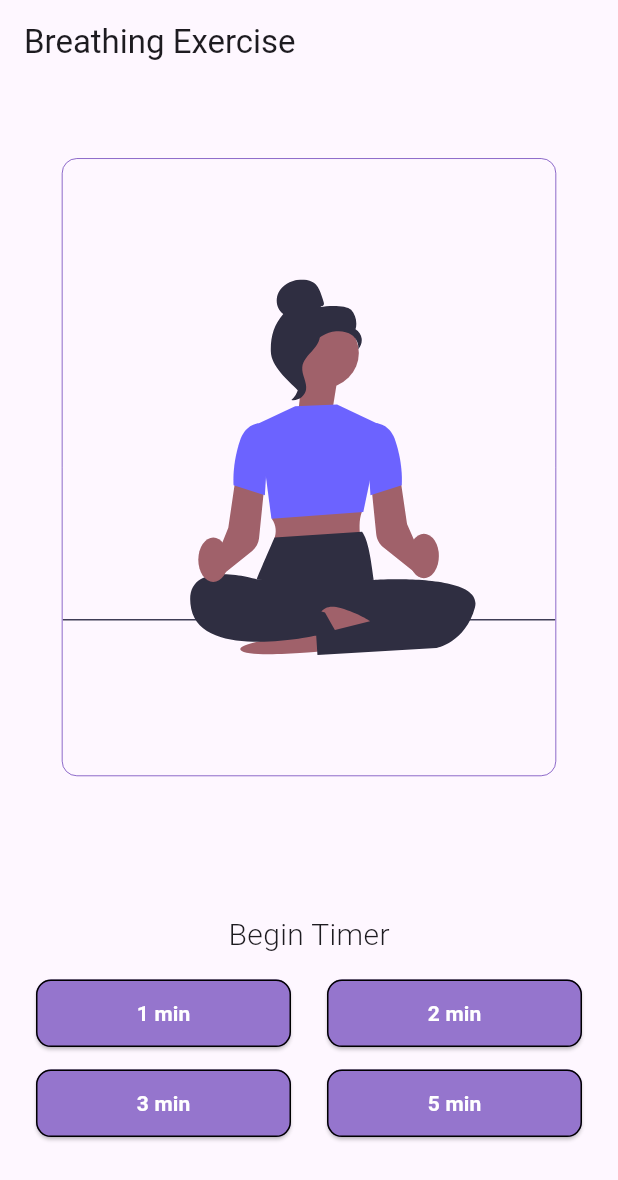
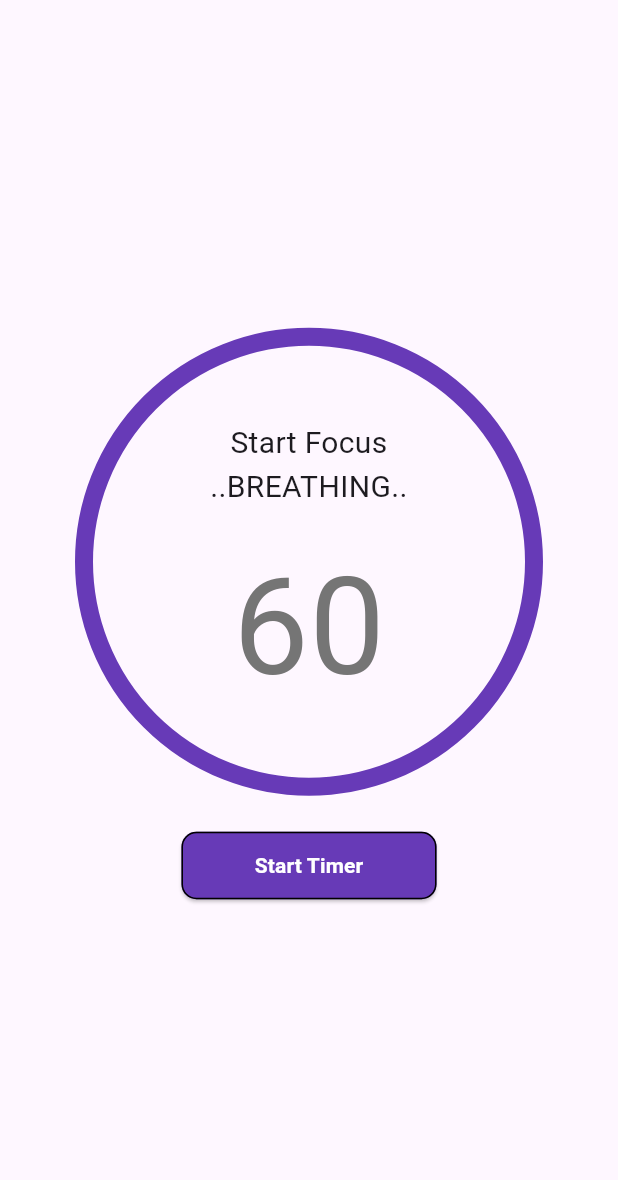
Before and after one commit to deepak20001/assignment_breathing_exercise, a Flutter app: the screen it shows after launch, after a tap on "1 min", on a phone screen of 412 x 824 dp. Shown: the top 1180 px of the screen. Run offline on Flutter 3.47's test engine with Material 2 defaults, Android fonts, the phone set to English and light mode, and no system bars; our stand-ins replace flutter_svg.

Commit message:
added timer functionality

```diff
--- a/lib/constants/assets_path.dart
+++ b/lib/constants/assets_path.dart
@@ -1,7 +1,15 @@
+class AssetsPng {
+  static AssetsPng instance = AssetsPng();
+
+  static const String _pngPath = "assets/assets_png";
+
+  final String inhale = "$_pngPath/inhale.png";
+  final String exhale = "$_pngPath/exhale.png";
+}
+
 class AssetsSvg {
   static AssetsSvg instance = AssetsSvg();
 
   static const String _svgPath = "assets/assets_svg";
-
   final String meditate = "$_svgPath/meditate.svg";
 }
--- /dev/null
+++ b/lib/constants/routes.dart
@@ -0,0 +1,19 @@
+import 'package:flutter/material.dart';
+
+class Routes {
+  static Routes instance = Routes();
+
+  Future<dynamic> push(
+      {required Widget widget, required BuildContext context}) {
+    return Navigator.of(context).push(
+      MaterialPageRoute(builder: (ctx) => widget),
+    );
+  }
+
+  Future<dynamic> pushReplacement(
+      {required Widget widget, required BuildContext context}) {
+    return Navigator.of(context).pushReplacement(
+      MaterialPageRoute(builder: (ctx) => widget),
+    );
+  }
+}
--- /dev/null
+++ b/lib/screens/breath_exercise_screen.dart
@@ -0,0 +1,192 @@
+// ignore_for_file: public_member_api_docs, sort_constructors_first
+import 'dart:async';
+import 'package:flutter/material.dart';
+import 'package:meditation_app/constants/assets_path.dart';
+import 'package:meditation_app/screens/widgets/button_widget.dart';
+import '../constants/app_constants.dart';
+
+class BreathExerciseScreen extends StatefulWidget {
+  final int time;
+  const BreathExerciseScreen({
+    Key? key,
+    required this.time,
+  }) : super(key: key);
+
+  @override
+  State<BreathExerciseScreen> createState() => _BreathExerciseScreenState();
+}
+
+class _BreathExerciseScreenState extends State<BreathExerciseScreen> {
+  Timer? timer;
+  late int seconds;
+  bool isRunning = false;
+  bool inhale = true;
+  bool isPaused = false;
+
+  void startTimer() {
+    timer = Timer.periodic(const Duration(seconds: 1), (_) {
+      if (seconds > 0) {
+        setState(() {
+          seconds--;
+          if (seconds != widget.time && seconds % 5 == 0) {
+            inhale = !inhale;
+          }
+        });
+      } else if (seconds == 0) {
+        setState(() {
+          stopTimer();
+          seconds = widget.time;
+          isRunning = false;
+          inhale = true;
+        });
+      }
+    });
+  }
+
+  void stopTimer() {
+    setState(() => timer?.cancel());
+  }
+
+  void resetTimer() {
+    setState(() {
+      stopTimer();
+      seconds = widget.time;
+    });
+  }
+
+  @override
+  void initState() {
+    super.initState();
+    seconds = widget.time;
+  }
+
+  @override
+  Widget build(BuildContext context) {
+    mq = MediaQuery.of(context).size;
+
+    return Scaffold(
+      body: Column(
+        mainAxisAlignment: MainAxisAlignment.center,
+        children: [
+          SizedBox(
+            height: 300,
+            width: 300,
+            child: Stack(
+              fit: StackFit.expand,
+              children: [
+                CircularProgressIndicator(
+                  value: 1 - seconds / widget.time,
+                  valueColor:
+                      AlwaysStoppedAnimation(Colors.deepPurple.shade100),
+                  backgroundColor: Colors.deepPurple,
+                  strokeWidth: 12,
+                ),
+                Align(
+                  alignment: Alignment.center,
+                  child: Column(
+                    mainAxisAlignment: MainAxisAlignment.center,
+                    children: [
+                      const SizedBox(height: 15),
+                      seconds == widget.time
+                          ? const Text(
+                              "Start Focus \n..BREATHING..",
+                              textAlign: TextAlign.center,
+                              style: TextStyle(
+                                fontSize: 20,
+                              ),
+                            )
+                          : inhale
+                              ? Column(
+                                  children: [
+                                    Image.asset(
+                                      AssetsPng.instance.inhale,
+                                      height: 100,
+                                    ),
+                                    const SizedBox(height: 8),
+                                    const Text("INHALE..."),
+                                  ],
+                                )
+                              : Column(
+                                  children: [
+                                    Image.asset(
+                                      AssetsPng.instance.exhale,
+                                      height: 100,
+                                    ),
+                                    const SizedBox(height: 8),
+                                    const Text("EXHALE..."),
+                                  ],
+                                ),
+                      const SizedBox(height: 15),
+                      Text(
+                        seconds.toString(),
+                        style: TextStyle(
+                          fontSize: 90,
+                          color: Colors.grey.shade600,
+                        ),
+                      ),
+                    ],
+                  ),
+                ),
+              ],
+            ),
+          ),
+          const SizedBox(height: 30),
+          timerButtons(),
+        ],
+      ),
+    );
+  }
+
+  Center timerButtons() {
+    return Center(
+        child: isRunning == false
+            ? ButtonWidget(
+                title: "Start Timer",
+                onPressed: () {
+                  startTimer();
+                  isRunning = !isRunning;
+                  setState(() {});
+                },
+              )
+            : Row(
+                mainAxisAlignment: MainAxisAlignment.spaceEvenly,
+                children: [
+                  SizedBox(
+                    width: mq.width * .36,
+                    child: isPaused == false
+                        ? ButtonWidget(
+                            title: "Pause Timer",
+                            onPressed: () {
+                              stopTimer();
+                              // isRunning = !isRunning;
+                              isPaused = !isPaused;
+                              setState(() {});
+                            },
+                            btnColor: Colors.green.shade900,
+                          )
+                        : ButtonWidget(
+                            title: "Play Timer",
+                            onPressed: () {
+                              startTimer();
+                              isPaused = !isPaused;
+                              setState(() {});
+                            },
+                            btnColor: Colors.lightGreen.shade500,
+                          ),
+                  ),
+                  SizedBox(
+                    width: mq.width * .36,
+                    child: ButtonWidget(
+                      title: "Reset Timer",
+                      onPressed: () {
+                        resetTimer();
+                        isRunning = !isRunning;
+                        setState(() {});
+                      },
+                      btnColor: Colors.red.shade900,
+                    ),
+                  ),
+                ],
+              ));
+  }
+}
--- a/lib/screens/home_screen.dart
+++ b/lib/screens/home_screen.dart
@@ -3,8 +3,10 @@ import 'package:flutter/material.dart';
 import 'package:flutter_svg/flutter_svg.dart';
 
 import 'package:meditation_app/constants/assets_path.dart';
+import 'package:meditation_app/screens/breath_exercise_screen.dart';
 
 import '../constants/app_constants.dart';
+import '../constants/routes.dart';
 import 'widgets/button_widget.dart';
 
 class HomeScreen extends StatelessWidget {
@@ -36,26 +38,54 @@ class HomeScreen extends StatelessWidget {
           ),
           const Spacer(),
           const Text(
-            "Begin Timer",
+            "Begin Focus Timer",
             style: TextStyle(
               fontSize: 20,
               fontWeight: FontWeight.w300,
             ),
           ),
           const SizedBox(height: 15),
-          const Row(
+          Row(
             mainAxisAlignment: MainAxisAlignment.spaceEvenly,
             children: [
-              ButtonWidget(title: "1 min"),
-              ButtonWidget(title: "2 min"),
+              ButtonWidget(
+                title: "1 min",
+                onPressed: () {
+                  Routes.instance.push(
+                      widget: const BreathExerciseScreen(time: 60),
+                      context: context);
+                },
+              ),
+              ButtonWidget(
+                title: "2 min",
+                onPressed: () {
+                  Routes.instance.push(
+                      widget: const BreathExerciseScreen(time: 120),
+                      context: context);
+                },
+              ),
             ],
           ),
           const SizedBox(height: 15),
-          const Row(
+          Row(
             mainAxisAlignment: MainAxisAlignment.spaceEvenly,
             children: [
-              ButtonWidget(title: "3 min"),
-              ButtonWidget(title: "5 min"),
+              ButtonWidget(
+                title: "3 min",
+                onPressed: () {
+                  Routes.instance.push(
+                      widget: const BreathExerciseScreen(time: 180),
+                      context: context);
+                },
+              ),
+              ButtonWidget(
+                title: "5 min",
+                onPressed: () {
+                  Routes.instance.push(
+                      widget: const BreathExerciseScreen(time: 300),
+                      context: context);
+                },
+              ),
             ],
           ),
           SizedBox(
--- a/lib/screens/widgets/button_widget.dart
+++ b/lib/screens/widgets/button_widget.dart
@@ -1,10 +1,15 @@
+// ignore_for_file: public_member_api_docs, sort_constructors_first
 import 'package:flutter/material.dart';
 
 class ButtonWidget extends StatelessWidget {
   final String title;
+  final VoidCallback onPressed;
+  final Color btnColor;
   const ButtonWidget({
     Key? key,
     required this.title,
+    required this.onPressed,
+    this.btnColor = Colors.deepPurple,
   }) : super(key: key);
 
   @override
@@ -13,10 +18,9 @@ class ButtonWidget extends StatelessWidget {
       width: 170,
       height: 45,
       child: ElevatedButton(
-        onPressed: () {},
+        onPressed: onPressed,
         style: ButtonStyle(
-          backgroundColor:
-              MaterialStateProperty.all(Colors.deepPurple.shade300),
+          backgroundColor: MaterialStateProperty.all(btnColor),
           shape: MaterialStateProperty.all<RoundedRectangleBorder>(
             RoundedRectangleBorder(
               borderRadius: BorderRadius.circular(10.0),
--- a/pubspec.yaml
+++ b/pubspec.yaml
@@ -62,6 +62,7 @@ flutter:
   # To add assets to your application, add an assets section, like this:
   assets:
     - assets/assets_svg/
+    - assets/assets_png/
   #   - images/a_dot_ham.jpeg
 
   # An image asset can refer to one or more resolution-specific "variants", see
```
Also changed, not shown: assets/assets_png/exhale.png (added), assets/assets_png/inhale.png (added).
